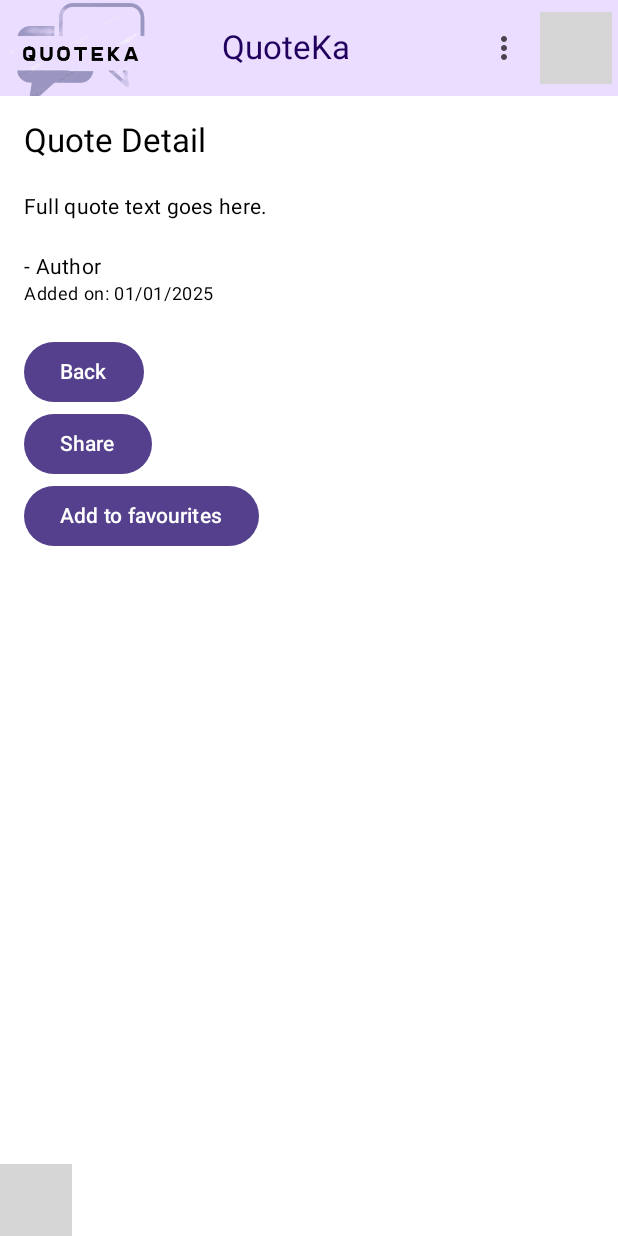
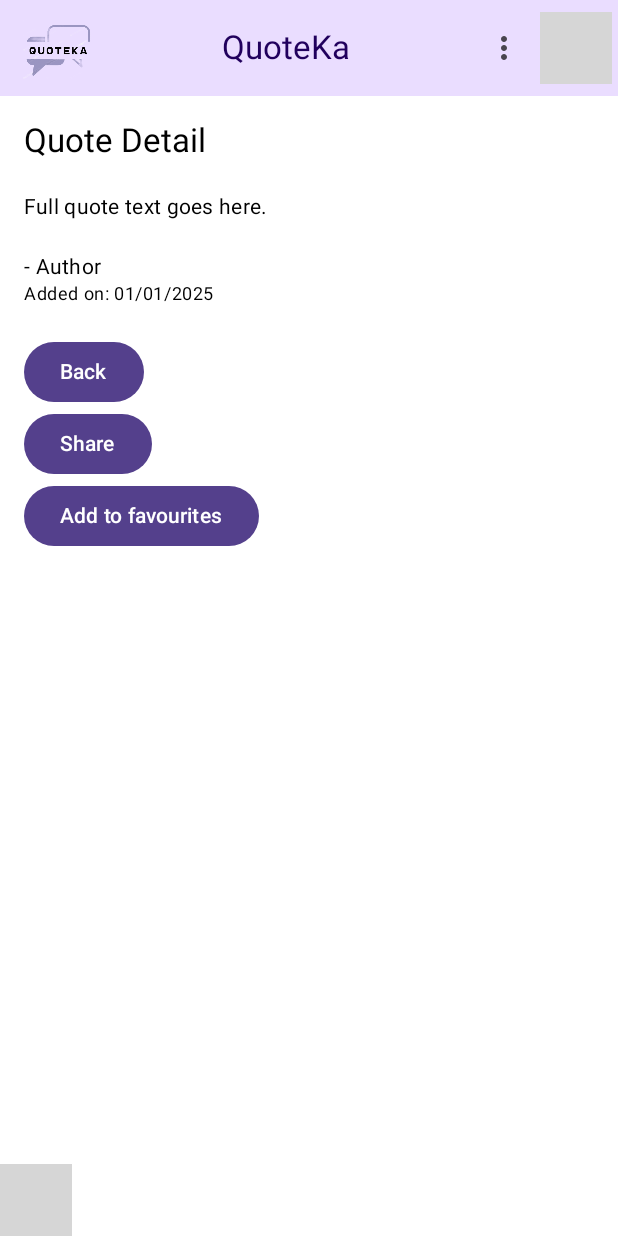
Before and after one commit to xtinabru/QuoteKa, an Android app built with Jetpack Compose: the composable ScaffoldApp shown on its own in the app's theme, after a tap on "More details", on a phone screen of 412 x 824 dp. Run offline under Robolectric (Android 15) with nearby library versions, the phone set to English and light mode, and no system bars; our stand-ins replace Firebase (no records; nobody signed in at launch, a user with empty details on screens opened directly); 2 statements that could not run were skipped; grey boxes are pictures that could not be loaded.

```diff
--- a/app/src/main/java/com/example/quotekaapplication/ui/composables/TopAppBar/TopBar.kt
+++ b/app/src/main/java/com/example/quotekaapplication/ui/composables/TopAppBar/TopBar.kt
@@ -56,14 +56,15 @@ fun TopAppBarComponent(
                 painter = logoImagePainter,
                 contentDescription = "Logo",
                 modifier = Modifier
-                    .size(120.dp)
-                    .padding(end = 20.dp)
+                    .size(60.dp)
+                    .padding(start = 10.dp),
+
             )
         },
         title = {
             Row(
                 modifier = Modifier.fillMaxWidth()
-                    .padding(start = 20.dp),
+                    .padding(start = 80.dp),
                 horizontalArrangement = Arrangement.Start,
                 verticalAlignment = Alignment.CenterVertically
             ) {
```
